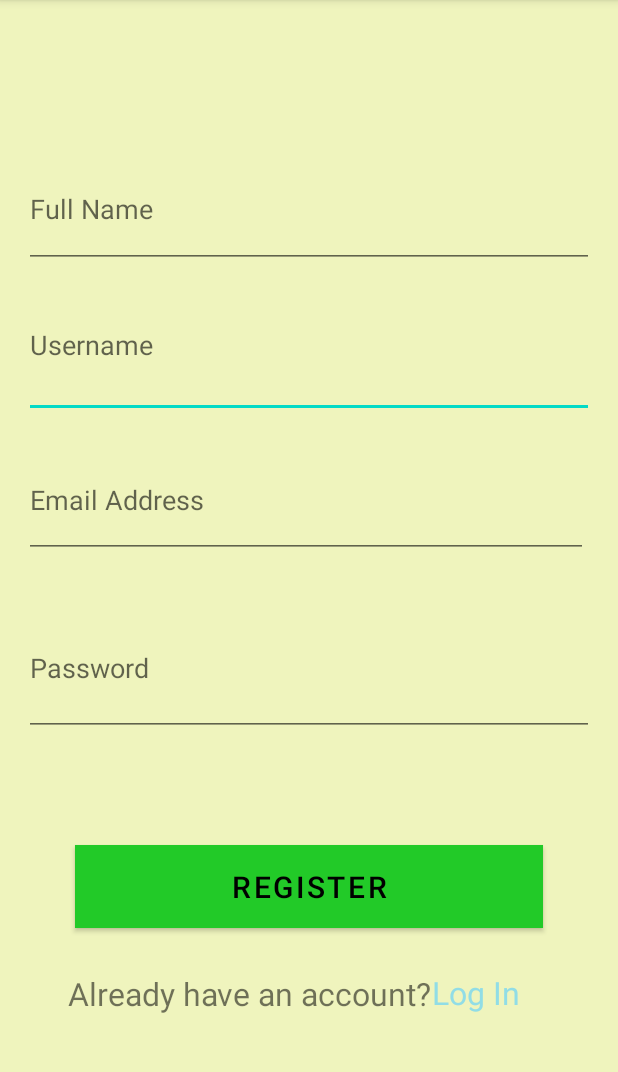
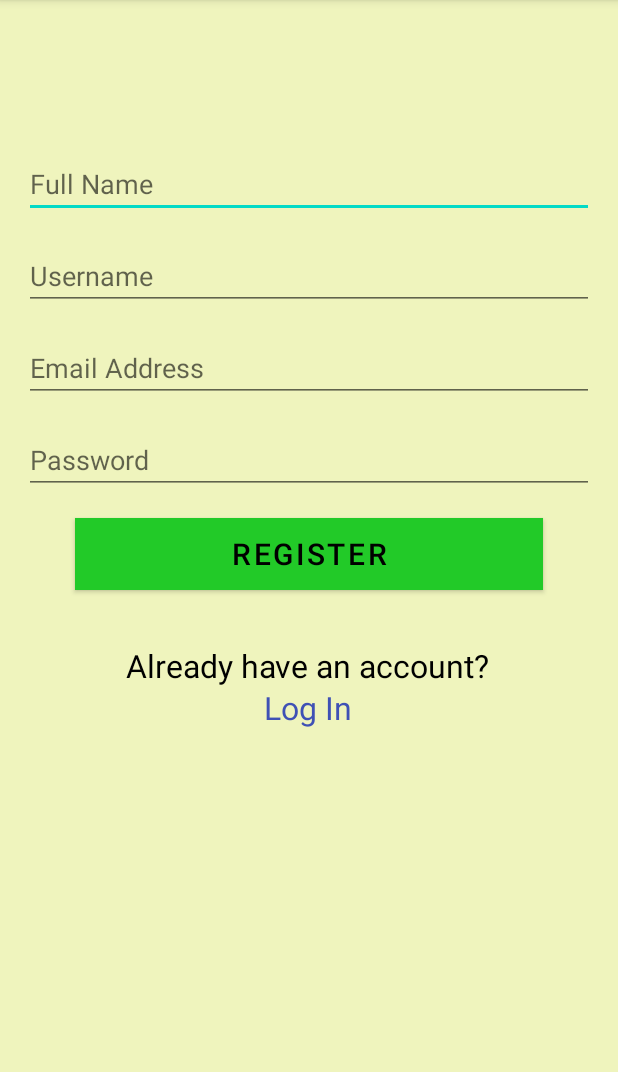
Before and after one commit to MArhamAA/TravelDiaryApp, an Android app: the SignUpActivity screen opened directly, with no data from a screen before it, on a phone screen of 412 x 824 dp, the part 84-1156 px from its top. Run offline under Robolectric (Android 15) with nearby library versions, the phone set to English and light mode, and no system bars; our stand-ins replace Firebase (no records; nobody signed in at launch, a user with empty details on screens opened directly).

Commit message:
Try responsive ui

```diff
--- a/app/src/main/res/layout/activity_sign_up.xml
+++ b/app/src/main/res/layout/activity_sign_up.xml
@@ -1,110 +1,107 @@
 <?xml version="1.0" encoding="utf-8"?>
-
 <!-- activity_sign_up.xml -->
-<RelativeLayout xmlns:android="http://schemas.android.com/apk/res/android"
+<androidx.constraintlayout.widget.ConstraintLayout xmlns:android="http://schemas.android.com/apk/res/android"
     xmlns:app="http://schemas.android.com/apk/res-auto"
     android:layout_width="match_parent"
     android:layout_height="match_parent"
     android:background="#54CDDC39">
 
+    <EditText
+        android:id="@+id/fullNameEditText"
+        android:layout_width="0dp"
+        android:layout_height="wrap_content"
+        android:layout_marginStart="16dp"
+        android:layout_marginTop="100dp"
+        android:layout_marginEnd="16dp"
+        android:hint="Full Name"
+        android:inputType="text"
+        app:layout_constraintEnd_toEndOf="parent"
+        app:layout_constraintStart_toStartOf="parent"
+        app:layout_constraintTop_toTopOf="parent" />
 
     <EditText
         android:id="@+id/usernameEditText"
-        android:layout_width="387dp"
-        android:layout_height="220dp"
-        android:layout_alignParentTop="true"
-        android:layout_alignParentBottom="true"
-        android:layout_marginHorizontal="16dp"
-        android:layout_marginTop="182dp"
-        android:layout_marginBottom="489dp"
+        android:layout_width="0dp"
+        android:layout_height="wrap_content"
+        android:layout_marginStart="16dp"
+        android:layout_marginTop="16dp"
+        android:layout_marginEnd="16dp"
         android:hint="Username"
-        android:inputType="text" />
+        android:inputType="text"
+        app:layout_constraintEnd_toEndOf="parent"
+        app:layout_constraintStart_toStartOf="parent"
+        app:layout_constraintTop_toBottomOf="@id/fullNameEditText" />
 
     <EditText
         android:id="@+id/emailEditText"
-        android:layout_width="376dp"
-        android:layout_height="200dp"
-        android:layout_alignParentTop="true"
-        android:layout_alignParentBottom="true"
-        android:layout_marginHorizontal="16dp"
-        android:layout_marginTop="295dp"
-        android:layout_marginBottom="396dp"
+        android:layout_width="0dp"
+        android:layout_height="wrap_content"
+        android:layout_marginStart="16dp"
+        android:layout_marginTop="16dp"
+        android:layout_marginEnd="16dp"
         android:hint="Email Address"
-        android:inputType="textEmailAddress" />
+        android:inputType="textEmailAddress"
+        app:layout_constraintEnd_toEndOf="parent"
+        app:layout_constraintStart_toStartOf="parent"
+        app:layout_constraintTop_toBottomOf="@id/usernameEditText" />
 
     <EditText
         android:id="@+id/passwordEditText"
-        android:layout_width="381dp"
-        android:layout_height="214dp"
-        android:layout_alignParentTop="true"
-        android:layout_alignParentBottom="true"
-        android:layout_marginHorizontal="16dp"
-        android:layout_marginTop="400dp"
-        android:layout_marginBottom="277dp"
+        android:layout_width="0dp"
+        android:layout_height="wrap_content"
+        android:layout_marginStart="16dp"
+        android:layout_marginTop="16dp"
+        android:layout_marginEnd="16dp"
         android:hint="Password"
-        android:inputType="textPassword" />
-
-    <EditText
-        android:id="@+id/fullNameEditText"
-        android:layout_width="382dp"
-        android:layout_height="202dp"
-        android:layout_alignParentTop="true"
-        android:layout_alignParentBottom="true"
-        android:layout_marginHorizontal="16dp"
-        android:layout_marginTop="100dp"
-        android:layout_marginBottom="589dp"
-        android:hint="Full Name"
-        android:inputType="text" />
+        android:inputType="textPassword"
+        app:layout_constraintEnd_toEndOf="parent"
+        app:layout_constraintStart_toStartOf="parent"
+        app:layout_constraintTop_toBottomOf="@id/emailEditText" />
 
     <Button
         android:id="@+id/signUpButton"
-        android:layout_width="wrap_content"
-        android:layout_height="179dp"
-        android:layout_alignParentStart="true"
-        android:layout_alignParentTop="true"
-        android:layout_alignParentEnd="true"
-        android:layout_alignParentBottom="true"
+        android:layout_width="0dp"
+        android:layout_height="wrap_content"
         android:layout_marginStart="50dp"
-        android:layout_marginTop="563dp"
+        android:layout_marginTop="16dp"
         android:layout_marginEnd="50dp"
-        android:layout_marginBottom="149dp"
         android:background="#F1E2E2"
         android:text="REGISTER"
         android:textColor="@color/black"
         android:textSize="20sp"
-        app:backgroundTint="#22CA28" />
+        app:backgroundTint="#22CA28"
+        app:layout_constraintEnd_toEndOf="parent"
+        app:layout_constraintStart_toStartOf="parent"
+        app:layout_constraintTop_toBottomOf="@id/passwordEditText" />
 
     <TextView
         android:id="@+id/have_account"
         android:layout_width="wrap_content"
-        android:layout_height="174dp"
-        android:layout_alignParentStart="true"
-        android:layout_alignParentTop="true"
-        android:layout_alignParentEnd="true"
-        android:layout_alignParentBottom="true"
-        android:layout_marginStart="45dp"
-        android:layout_marginTop="648dp"
-        android:layout_marginEnd="93dp"
-        android:layout_marginBottom="69dp"
+        android:layout_height="wrap_content"
+        android:layout_marginTop="36dp"
+        android:layout_marginEnd="16dp"
         android:text="Already have an account?"
-        android:textSize="21sp" />
+        android:textColor="@color/black"
+        android:textSize="21sp"
+        app:layout_constraintEnd_toEndOf="parent"
+        app:layout_constraintHorizontal_bias="0.547"
+        app:layout_constraintStart_toStartOf="parent"
+        app:layout_constraintTop_toBottomOf="@id/signUpButton" />
 
     <TextView
         android:id="@+id/clickable_login"
         android:layout_width="wrap_content"
-        android:layout_height="177dp"
-        android:layout_alignParentStart="true"
-        android:layout_alignParentTop="true"
-        android:layout_alignParentEnd="true"
-        android:layout_alignParentBottom="true"
-        android:layout_marginStart="288dp"
-        android:layout_marginTop="647dp"
-        android:layout_marginEnd="37dp"
-        android:layout_marginBottom="67dp"
+        android:layout_height="wrap_content"
+        android:layout_marginStart="16dp"
+        android:layout_marginTop="64dp"
         android:clickable="true"
         android:onClick="onTextViewClick"
         android:text="Log In"
-        android:textColor="#91DDE6"
-        android:textSize="21sp" />
+        android:textColor="#3F51B5"
+        android:textSize="21sp"
+        app:layout_constraintEnd_toEndOf="parent"
+        app:layout_constraintHorizontal_bias="0.474"
+        app:layout_constraintStart_toStartOf="parent"
+        app:layout_constraintTop_toBottomOf="@id/signUpButton" />
 
-</RelativeLayout>
+</androidx.constraintlayout.widget.ConstraintLayout>
--- a/app/src/main/res/values/colors.xml
+++ b/app/src/main/res/values/colors.xml
@@ -1,6 +1,10 @@
 <?xml version="1.0" encoding="utf-8"?>
 <resources>
-    <color name="black">#000000</color>
+    <color name="underline">#8D8888</color>
+
+    <color name="my_primary">#FF24D3FE</color>
+    <color name="teal_200">#FF03DAC5</color>
+    <color name="teal_700">#FF018786</color>
+    <color name="black">#FF000000</color>
     <color name="white">#FFFFFFFF</color>
-    <color name="underline">#8D8888</color>
 </resources>
```
Also changed, not shown: app/src/main/res/layout/activity_diary.xml (+22 -5 lines), app/src/main/res/layout/activity_main.xml (+44 -55 lines), app/src/main/res/layout/activity_sign_in.xml (+40 -56 lines).
